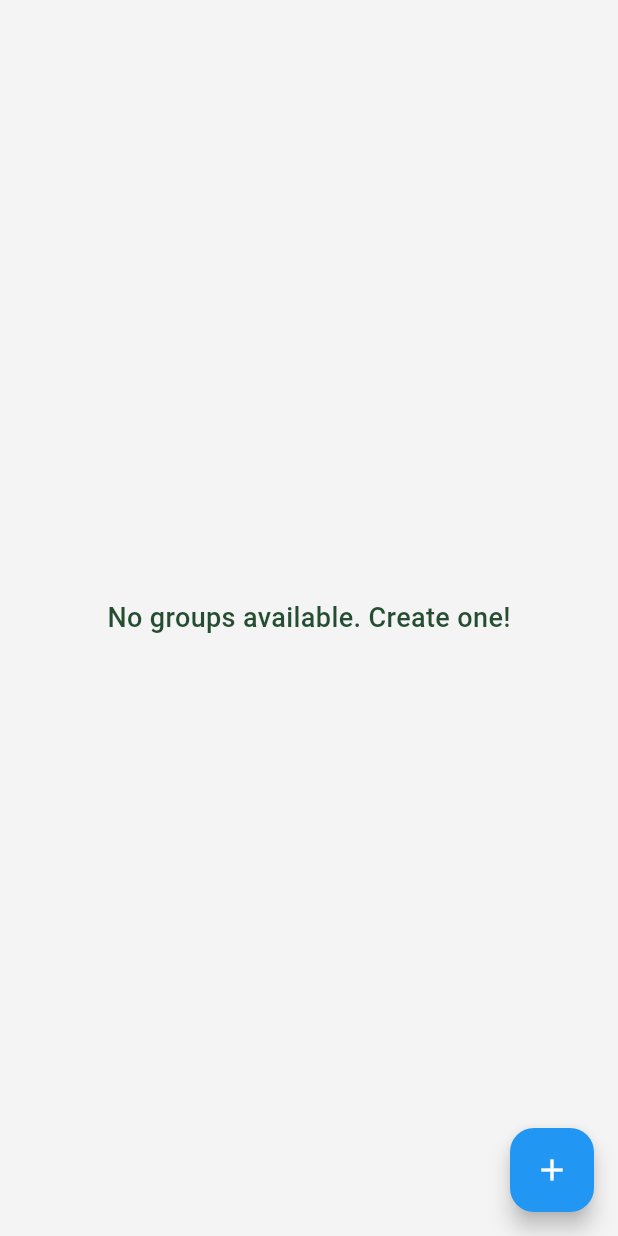
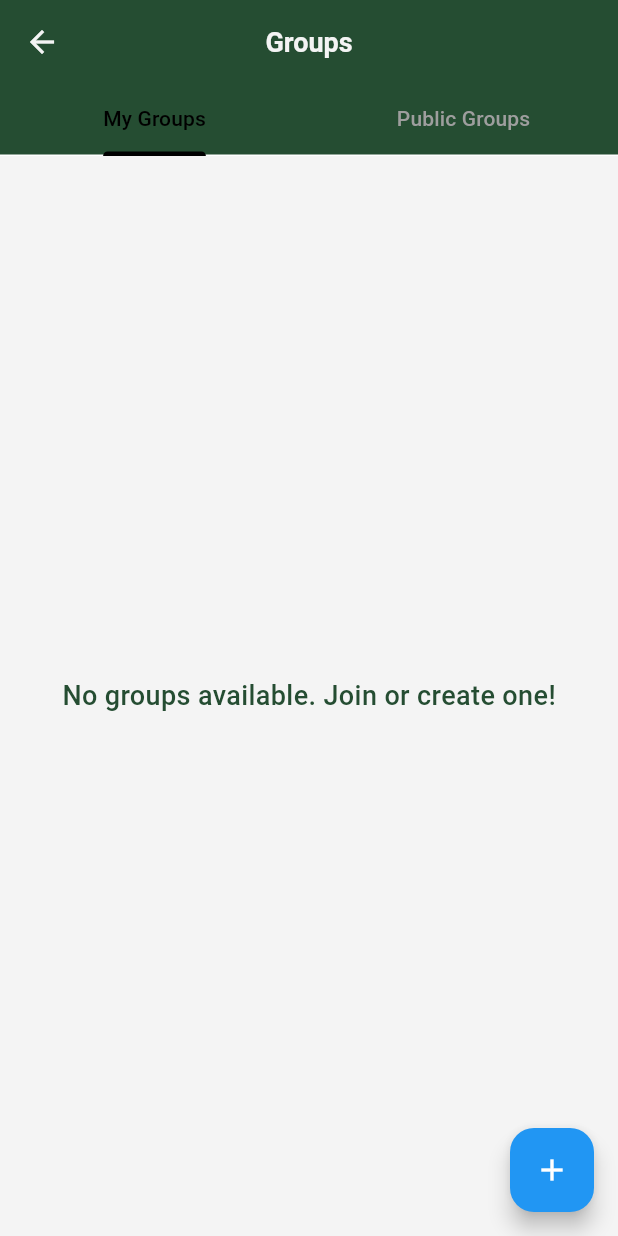
Before and after one commit to BryantVanOrden/campfire, a Flutter app: the GroupsPage screen opened directly, on a phone screen of 412 x 824 dp. Run offline on Flutter 3.47's test engine with Material 3 defaults, Android fonts, the light colour scheme and no system bars; our stand-ins replace cloud_firestore, firebase_auth, firebase_core, firebase_storage, image_picker; accounts and stored records are empty.

Commit message:
group update

```diff
--- a/lib/home/home_pages/groups_page.dart
+++ b/lib/home/home_pages/groups_page.dart
@@ -1,30 +1,108 @@
-// lib/home/home_pages/groups_page.dart
-
 import 'package:flutter/material.dart';
 import 'package:provider/provider.dart';
 import '../../providers/group_provider.dart';
 import '../../widgets/group_card.dart';
 import '../../screens/create_group_page.dart';
+import 'package:firebase_auth/firebase_auth.dart';
+import 'package:cloud_firestore/cloud_firestore.dart';
 
-class GroupsPage extends StatelessWidget {
+class GroupsPage extends StatefulWidget {
+  @override
+  _GroupsPageState createState() => _GroupsPageState();
+}
+
+class _GroupsPageState extends State<GroupsPage>
+    with SingleTickerProviderStateMixin {
+  TabController? _tabController;
+  List<String> userGroupIds = [];
+
+  @override
+  void initState() {
+    super.initState();
+    _tabController = TabController(length: 2, vsync: this);
+    _loadUserGroups();
+    _fetchGroups(); // Fetch groups on page load
+  }
+
+  Future<void> _loadUserGroups() async {
+    User? user = FirebaseAuth.instance.currentUser;
+    if (user != null) {
+      DocumentSnapshot userDoc = await FirebaseFirestore.instance
+          .collection('users')
+          .doc(user.uid)
+          .get();
+      setState(() {
+        userGroupIds = List<String>.from(userDoc['groupIds'] ?? []);
+      });
+    }
+  }
+
+  Future<void> _fetchGroups() async {
+    final groupProvider = Provider.of<GroupProvider>(context, listen: false);
+    await groupProvider.fetchGroups(); // Fetch groups from Firestore
+  }
+
   @override
   Widget build(BuildContext context) {
     final groupProvider = Provider.of<GroupProvider>(context);
 
+    // Filter groups by user's groupIds
+    final myGroups = groupProvider.groups
+        .where((group) => userGroupIds.contains(group.groupId))
+        .toList();
+    final publicGroups = groupProvider.groups
+        .where((group) => !userGroupIds.contains(group.groupId))
+        .toList();
+
     return Scaffold(
-      body: groupProvider.groups.isEmpty
+      appBar: AppBar(
+        title: Text('Groups'),
+        bottom: TabBar(
+          controller: _tabController,
+          indicatorColor: Colors.black,
+          labelColor: Colors.black,
+          unselectedLabelColor: Colors.grey,
+          tabs: [
+            Tab(text: 'My Groups'),
+            Tab(text: 'Public Groups'),
+          ],
+        ),
+      ),
+      body: TabBarView(
+        controller: _tabController,
+        children: [
+          // My Groups Tab
+          myGroups.isEmpty
               ? Center(
                   child: Text(
-                'No groups available. Create one!',
+                    'No groups available. Join or create one!',
                     style: TextStyle(fontSize: 18),
                   ),
                 )
               : ListView.builder(
-              itemCount: groupProvider.groups.length,
+                  itemCount: myGroups.length,
                   itemBuilder: (context, index) {
-                final group = groupProvider.groups[index];
+                    final group = myGroups[index];
                     return GroupCard(group: group);
                   },
+                ),
+
+          // Public Groups Tab
+          publicGroups.isEmpty
+              ? Center(
+                  child: Text(
+                    'No public groups available.',
+                    style: TextStyle(fontSize: 18),
+                  ),
+                )
+              : ListView.builder(
+                  itemCount: publicGroups.length,
+                  itemBuilder: (context, index) {
+                    final group = publicGroups[index];
+                    return GroupCard(group: group);
+                  },
+                ),
+        ],
       ),
       floatingActionButton: FloatingActionButton(
         onPressed: () {
--- a/lib/providers/group_provider.dart
+++ b/lib/providers/group_provider.dart
@@ -1,3 +1,4 @@
+import 'package:cloud_firestore/cloud_firestore.dart';
 import 'package:flutter/material.dart';
 import '../data_structure/group_struct.dart';
 
@@ -11,5 +12,17 @@ class GroupProvider with ChangeNotifier {
     notifyListeners();
   }
 
+  Future<void> fetchGroups() async {
+    try {
+      QuerySnapshot snapshot =
+          await FirebaseFirestore.instance.collection('groups').get();
+      _groups = snapshot.docs.map((doc) {
+        return Group.fromJson(doc.data() as Map<String, dynamic>);
+      }).toList();
+      notifyListeners(); // Notify listeners to rebuild UI
+    } catch (error) {
+      print('Error fetching groups: $error');
+    }
+  }
   // Future methods for fetching groups from backend can be added here
 }
```
Also changed, not shown: lib/screens/create_group_page.dart (+26 -20 lines). Lines whose indentation alone changed are shown as unchanged.
